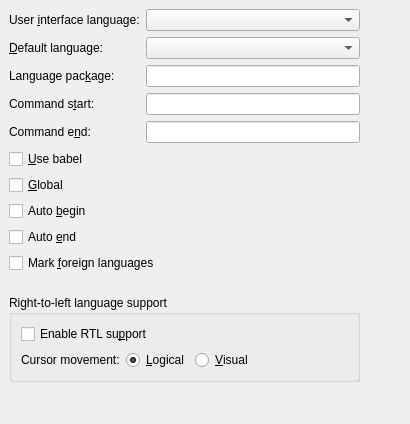
This is src/frontends/qt4/ui/PrefLanguageUi.ui in rpavlik/lyx-lucid-backport as Qt 5 draws it before an edit. The edited form follows.
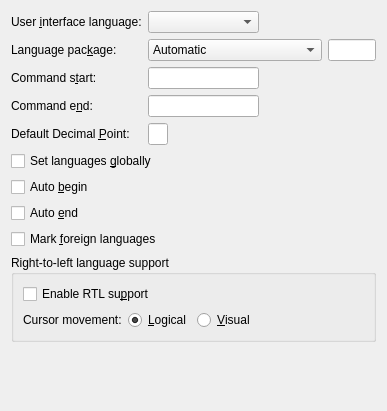
This is the edited form.

What changed in the file:
```diff
--- a/src/frontends/qt4/ui/PrefLanguageUi.ui
+++ b/src/frontends/qt4/ui/PrefLanguageUi.ui
@@ -5,21 +5,15 @@
    <rect>
     <x>0</x>
     <y>0</y>
-    <width>410</width>
-    <height>424</height>
+    <width>387</width>
+    <height>411</height>
    </rect>
   </property>
   <property name="windowTitle" >
    <string/>
   </property>
-  <layout class="QGridLayout" >
-   <property name="margin" >
-    <number>9</number>
-   </property>
-   <property name="spacing" >
-    <number>6</number>
-   </property>
-   <item row="0" column="0" colspan="2" >
+  <layout class="QGridLayout" name="gridLayout_2" >
+   <item row="0" column="0" >
     <widget class="QLabel" name="uiLanguageLA" >
      <property name="text" >
       <string>User &amp;interface language:</string>
@@ -29,7 +23,7 @@
      </property>
     </widget>
    </item>
-   <item row="0" column="2" >
+   <item row="0" column="1" >
     <widget class="QComboBox" name="uiLanguageCO" >
      <property name="toolTip" >
       <string>Select the language of the user interface (menus, dialogs, etc.)</string>
@@ -39,44 +33,55 @@
      </property>
     </widget>
    </item>
-   <item row="1" column="0" colspan="2" >
-    <widget class="QLabel" name="defaultLanguageLA" >
-     <property name="text" >
-      <string>&amp;Default language:</string>
-     </property>
-     <property name="buddy" >
-      <cstring>defaultLanguageCO</cstring>
-     </property>
-    </widget>
-   </item>
-   <item row="1" column="2" >
-    <widget class="QComboBox" name="defaultLanguageCO" >
-     <property name="toolTip" >
-      <string>Select the default language of your documents</string>
-     </property>
-     <property name="maxVisibleItems" >
-      <number>20</number>
-     </property>
-    </widget>
-   </item>
-   <item row="2" column="0" colspan="2" >
+   <item row="1" column="0" >
     <widget class="QLabel" name="languagePackageLA" >
      <property name="text" >
       <string>Language pac&amp;kage:</string>
      </property>
      <property name="buddy" >
-      <cstring>languagePackageED</cstring>
+      <cstring>languagePackageCO</cstring>
      </property>
     </widget>
    </item>
-   <item row="2" column="2" >
-    <widget class="QLineEdit" name="languagePackageED" >
-     <property name="toolTip" >
-      <string>Enter the command to load the language package (default: babel)</string>
-     </property>
-    </widget>
+   <item row="1" column="1" colspan="2" >
+    <layout class="QHBoxLayout" name="horizontalLayout" >
+     <item>
+      <widget class="QComboBox" name="languagePackageCO" >
+       <property name="toolTip" >
+        <string>Select which language package LyX should use</string>
+       </property>
+       <item>
+        <property name="text" >
+         <string>Automatic</string>
+        </property>
+       </item>
+       <item>
+        <property name="text" >
+         <string>Always Babel</string>
+        </property>
+       </item>
+       <item>
+        <property name="text" >
+         <string>Custom</string>
+        </property>
+       </item>
+       <item>
+        <property name="text" >
+         <string>None[[language package]]</string>
+        </property>
+       </item>
+      </widget>
+     </item>
+     <item>
+      <widget class="QLineEdit" name="languagePackageED" >
+       <property name="toolTip" >
+        <string>Enter the command to load the language package (default: babel)</string>
+       </property>
+      </widget>
+     </item>
+    </layout>
    </item>
-   <item row="3" column="0" colspan="2" >
+   <item row="2" column="0" >
     <widget class="QLabel" name="startCommandLA" >
      <property name="text" >
       <string>Command s&amp;tart:</string>
@@ -86,14 +91,27 @@
      </property>
     </widget>
    </item>
-   <item row="3" column="2" >
+   <item row="2" column="1" >
     <widget class="QLineEdit" name="startCommandED" >
      <property name="toolTip" >
       <string>The LaTeX command that starts a switch to a foreign language</string>
      </property>
     </widget>
    </item>
-   <item row="4" column="0" colspan="2" >
+   <item row="2" column="2" >
+    <spacer name="horizontalSpacer" >
+     <property name="orientation" >
+      <enum>Qt::Horizontal</enum>
+     </property>
+     <property name="sizeHint" stdset="0" >
+      <size>
+       <width>102</width>
+       <height>20</height>
+      </size>
+     </property>
+    </spacer>
+   </item>
+   <item row="3" column="0" >
     <widget class="QLabel" name="endCommandLA" >
      <property name="text" >
       <string>Command e&amp;nd:</string>
@@ -103,34 +121,50 @@
      </property>
     </widget>
    </item>
-   <item row="4" column="2" >
+   <item row="3" column="1" >
     <widget class="QLineEdit" name="endCommandED" >
      <property name="toolTip" >
       <string>The LaTeX command that ends a switch to a foreign language</string>
      </property>
     </widget>
    </item>
-   <item row="5" column="0" colspan="3" >
-    <widget class="QCheckBox" name="useBabelCB" >
-     <property name="toolTip" >
-      <string>Use the babel package for multilingual support</string>
-     </property>
+   <item row="4" column="0" >
+    <widget class="QLabel" name="decimalPointL" >
      <property name="text" >
-      <string>&amp;Use babel</string>
+      <string>Default Decimal &amp;Point:</string>
      </property>
+     <property name="buddy" >
+      <cstring>defaultDecimalPointLE</cstring>
+     </property>
     </widget>
    </item>
-   <item row="6" column="0" colspan="3" >
+   <item row="4" column="1" >
+    <widget class="QLineEdit" name="defaultDecimalPointLE" >
+     <property name="maximumSize" >
+      <size>
+       <width>20</width>
+       <height>16777215</height>
+      </size>
+     </property>
+     <property name="inputMask" >
+      <string/>
+     </property>
+     <property name="alignment" >
+      <set>Qt::AlignCenter</set>
+     </property>
+    </widget>
+   </item>
+   <item row="5" column="0" colspan="2" >
     <widget class="QCheckBox" name="globalCB" >
      <property name="toolTip" >
       <string>Check to pass the language globally (to the document class), not locally (to the language package)</string>
      </property>
      <property name="text" >
-      <string>&amp;Global</string>
+      <string>Set languages &amp;globally</string>
      </property>
     </widget>
    </item>
-   <item row="7" column="0" colspan="3" >
+   <item row="6" column="0" >
     <widget class="QCheckBox" name="autoBeginCB" >
      <property name="toolTip" >
       <string>If checked, the document language is not explicitly set by a language switch command</string>
@@ -140,7 +174,7 @@
      </property>
     </widget>
    </item>
-   <item row="8" column="0" colspan="3" >
+   <item row="7" column="0" >
     <widget class="QCheckBox" name="autoEndCB" >
      <property name="toolTip" >
       <string>If checked, the document language is not explicitly closed by a language switch command</string>
@@ -150,7 +184,7 @@
      </property>
     </widget>
    </item>
-   <item row="9" column="0" colspan="4" >
+   <item row="8" column="0" colspan="2" >
     <widget class="QCheckBox" name="markForeignCB" >
      <property name="toolTip" >
       <string>Check to highlight foreign languages visually in the work area</string>
@@ -160,23 +194,7 @@
      </property>
     </widget>
    </item>
-   <item row="10" column="0" >
-    <spacer>
-     <property name="orientation" >
-      <enum>Qt::Vertical</enum>
-     </property>
-     <property name="sizeType" >
-      <enum>QSizePolicy::Fixed</enum>
-     </property>
-     <property name="sizeHint" >
-      <size>
-       <width>20</width>
-       <height>16</height>
-      </size>
-     </property>
-    </spacer>
-   </item>
-   <item row="11" column="0" colspan="3" >
+   <item row="9" column="0" colspan="3" >
     <widget class="QGroupBox" name="rtlGB2" >
      <property name="toolTip" >
       <string/>
@@ -190,13 +208,7 @@
      <property name="checkable" >
       <bool>false</bool>
      </property>
-     <layout class="QGridLayout" >
-      <property name="margin" >
-       <number>9</number>
-      </property>
-      <property name="spacing" >
-       <number>6</number>
-      </property>
+     <layout class="QGridLayout" name="gridLayout" >
       <item row="0" column="0" >
        <widget class="QCheckBox" name="rtlGB" >
         <property name="toolTip" >
@@ -207,27 +219,14 @@
         </property>
        </widget>
       </item>
-      <item row="1" column="1" >
-       <spacer>
-        <property name="orientation" >
-         <enum>Qt::Horizontal</enum>
-        </property>
-        <property name="sizeHint" >
-         <size>
-          <width>101</width>
-          <height>20</height>
-         </size>
-        </property>
-       </spacer>
-      </item>
       <item row="1" column="0" >
        <layout class="QHBoxLayout" >
-        <property name="margin" >
-         <number>0</number>
-        </property>
         <property name="spacing" >
          <number>6</number>
         </property>
+        <property name="margin" >
+         <number>0</number>
+        </property>
         <item>
          <widget class="QLabel" name="cursorMovementLA" >
           <property name="text" >
@@ -257,10 +256,23 @@
         </item>
        </layout>
       </item>
+      <item row="1" column="1" >
+       <spacer>
+        <property name="orientation" >
+         <enum>Qt::Horizontal</enum>
+        </property>
+        <property name="sizeHint" stdset="0" >
+         <size>
+          <width>101</width>
+          <height>20</height>
+         </size>
+        </property>
+       </spacer>
+      </item>
      </layout>
     </widget>
    </item>
-   <item row="12" column="1" >
+   <item row="10" column="0" >
     <spacer>
      <property name="orientation" >
       <enum>Qt::Vertical</enum>
@@ -268,7 +280,7 @@
      <property name="sizeType" >
       <enum>QSizePolicy::Expanding</enum>
      </property>
-     <property name="sizeHint" >
+     <property name="sizeHint" stdset="0" >
       <size>
        <width>20</width>
        <height>20</height>
@@ -276,19 +288,6 @@
      </property>
     </spacer>
    </item>
-   <item row="2" column="3" >
-    <spacer>
-     <property name="orientation" >
-      <enum>Qt::Horizontal</enum>
-     </property>
-     <property name="sizeHint" >
-      <size>
-       <width>40</width>
-       <height>20</height>
-      </size>
-     </property>
-    </spacer>
-   </item>
   </layout>
  </widget>
  <tabstops>
```
Left out of the diff: 7 changed lines with no effect on the pictures.
